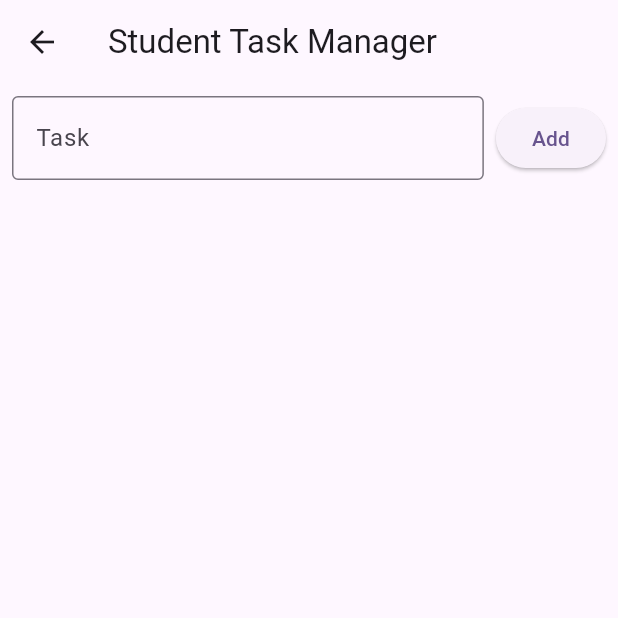
After one commit to YummyFrog/Capstone-II-Appademics, a Flutter app: the HomeScreen screen opened directly, after a tap on the "menu" icon, after a tap on "Task Manager", on a phone screen of 412 x 824 dp, the top half of it. The commit adds this screen. Run offline on Flutter 3.47's test engine with Material 3 defaults, Android fonts, the phone set to English and light mode, and no system bars; our stand-ins replace permission_handler, sqflite_common_ffi, table_calendar; missing offline and left inert: qr_code_scanner; accounts and stored records are empty; network calls fail.

Commit message:
integrated task manager

```diff
--- /dev/null
+++ b/lib/database_helper.dart
@@ -0,0 +1,53 @@
+import 'package:sqflite_common_ffi/sqflite_ffi.dart';
+
+class DatabaseHelper {
+  static final DatabaseHelper _instance = DatabaseHelper._internal();
+  static Database? _database;
+
+  factory DatabaseHelper() {
+    return _instance;
+  }
+
+  DatabaseHelper._internal();
+
+  Future<Database> get database async {
+    if (_database != null) return _database!;
+    _database = await _initDatabase();
+    return _database!;
+  }
+
+  Future<Database> _initDatabase() async {
+    final dbPath = await getDatabasesPath();
+    final path = '$dbPath/tasks.db';
+
+    return await openDatabase(
+      path,
+      version: 1,
+      onCreate: _onCreate,
+    );
+  }
+
+  Future<void> _onCreate(Database db, int version) async {
+    await db.execute('''
+      CREATE TABLE tasks(
+        id INTEGER PRIMARY KEY AUTOINCREMENT,
+        title TEXT
+      )
+    ''');
+  }
+
+  Future<int> insertTask(String title) async {
+    final db = await database;
+    return await db.insert('tasks', {'title': title});
+  }
+
+  Future<List<Map<String, dynamic>>> getTasks() async {
+    final db = await database;
+    return await db.query('tasks');
+  }
+
+  Future<int> deleteTask(int id) async {
+    final db = await database;
+    return await db.delete('tasks', where: 'id = ?', whereArgs: [id]);
+  }
+}
--- a/lib/home_screen.dart
+++ b/lib/home_screen.dart
@@ -2,6 +2,7 @@ import 'package:flutter/material.dart';
 import 'calendar_screen.dart'; // Import for CalendarScreen
 import 'qr_code_screen.dart'; // Import for QRCodeScreen
 import 'profile_screen.dart'; // Import for ProfileScreen
+import 'task_manager_screen.dart'; // Import for TaskPage
 
 class HomeScreen extends StatefulWidget {
   const HomeScreen({super.key});
@@ -93,6 +94,18 @@ class _HomeScreenState extends State<HomeScreen> {
                           // Handle help tap
                         },
                       ),
+                      ListTile(
+                        leading: const Icon(Icons.task),
+                        title: const Text('Task Manager'),
+                        onTap: () {
+                          Navigator.push(
+                            context,
+                            MaterialPageRoute(
+                              builder: (context) => const TaskPage(),
+                            ),
+                          );
+                        },
+                      ),
                     ],
                   )
                 : null, // Don't render anything when the menu is closed
--- a/lib/main.dart
+++ b/lib/main.dart
@@ -1,8 +1,12 @@
 import 'package:flutter/material.dart';
 import 'login_screen.dart';
 import 'register_screen.dart';
+import 'package:sqflite_common_ffi/sqflite_ffi.dart';
 
 void main() {
+  sqfliteFfiInit(); // Initialize SQLite FFI
+  databaseFactory = databaseFactoryFfi; // Set the database factory
+
   runApp(const MyApp());
 }
 
@@ -12,12 +16,12 @@ class MyApp extends StatelessWidget {
   @override
   Widget build(BuildContext context) {
     return MaterialApp(
-      title: 'Flutter Login Demo',
+      title: 'Task Manager App',
       theme: ThemeData(
         colorScheme: ColorScheme.fromSeed(seedColor: Colors.deepPurple),
         useMaterial3: true,
       ),
-      home: const LoginPage(),
+      home: const LoginPage(), // Start with the login screen
     );
   }
 }
--- /dev/null
+++ b/lib/task_manager_screen.dart
@@ -0,0 +1,99 @@
+import 'package:flutter/material.dart';
+import 'package:sqflite_common_ffi/sqflite_ffi.dart';
+import 'database_helper.dart';
+
+class TaskPage extends StatefulWidget {
+  const TaskPage({super.key});
+
+  @override
+  State<TaskPage> createState() => _TaskPageState();
+}
+
+class _TaskPageState extends State<TaskPage> {
+  final TextEditingController _taskController = TextEditingController();
+  final DatabaseHelper _dbHelper = DatabaseHelper();
+  List<Map<String, dynamic>> _tasks = [];
+
+  @override
+  void initState() {
+    super.initState();
+    _refreshTaskList();
+  }
+
+  // Retrieve tasks from the database and update the state
+  Future<void> _refreshTaskList() async {
+    final data = await _dbHelper.getTasks();
+    setState(() {
+      _tasks = data;
+    });
+  }
+
+  // Insert a new task
+  Future<void> _addTask() async {
+    final taskTitle = _taskController.text.trim();
+    if (taskTitle.isNotEmpty) {
+      await _dbHelper.insertTask(taskTitle);
+      _taskController.clear();
+      _refreshTaskList();
+    }
+  }
+
+  // Delete a task
+  Future<void> _deleteTask(int id) async {
+    await _dbHelper.deleteTask(id);
+    _refreshTaskList();
+  }
+
+  @override
+  Widget build(BuildContext context) {
+    return Scaffold(
+      appBar: AppBar(
+        title: const Text('Student Task Manager'),
+      ),
+      body: Column(
+        children: [
+          // Input field and button to add new task
+          Padding(
+            padding: const EdgeInsets.all(8.0),
+            child: Row(
+              children: [
+                // Text field
+                Expanded(
+                  child: TextField(
+                    controller: _taskController,
+                    decoration: const InputDecoration(
+                      labelText: 'Task',
+                      border: OutlineInputBorder(),
+                    ),
+                  ),
+                ),
+                const SizedBox(width: 8),
+                // Add button
+                ElevatedButton(
+                  onPressed: _addTask,
+                  child: const Text('Add'),
+                )
+              ],
+            ),
+          ),
+          // Display tasks
+          Expanded(
+            child: ListView.builder(
+              itemCount: _tasks.length,
+              itemBuilder: (BuildContext context, int index) {
+                final task = _tasks[index];
+                return ListTile(
+                  title: Text(task['title'] ?? ''),
+                  trailing: IconButton(
+                    icon: const Icon(Icons.delete),
+                    onPressed: () => _deleteTask(task['id']),
+                  ),
+                );
+              },
+            ),
+          ),
+        ],
+      ),
+    );
+  }
+}
--- a/pubspec.yaml
+++ b/pubspec.yaml
@@ -33,6 +33,7 @@ dependencies:
   qr_code_scanner: ^0.7.0
   permission_handler: ^10.2.0
   table_calendar: ^3.0.9
+  sqflite_common_ffi: ^2.3.0
 
   # The following adds the Cupertino Icons font to your application.
   # Use with the CupertinoIcons class for iOS style icons.
```
Also changed, not shown: pubspec.lock.
